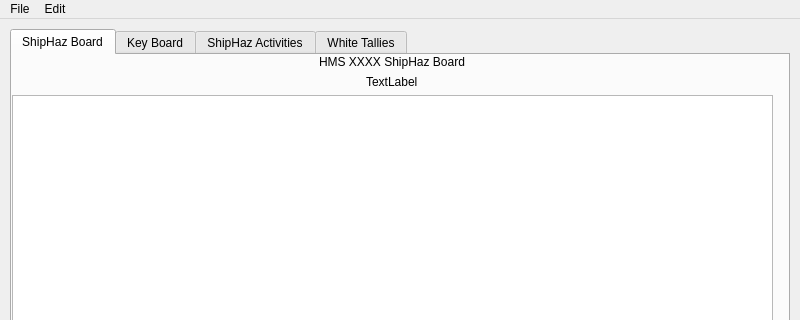
The window that mainWindow.ui (Wod1n/eShipHaz) describes before a commit, drawn with Qt 5; both pictures show x 0 to 800 and y 0 to 320 of the 800 by 600 pixel window.
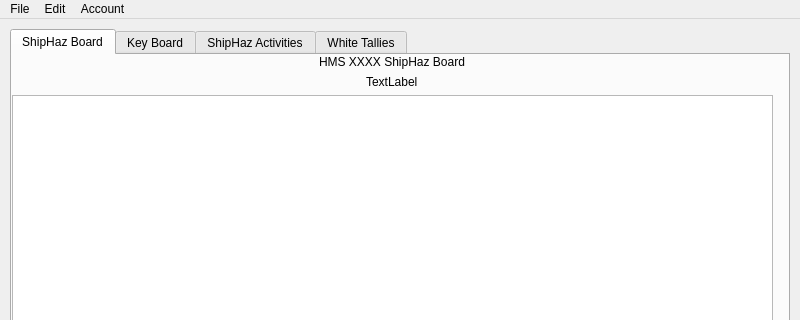
The same window after the commit.

```diff
--- a/mainWindow.ui
+++ b/mainWindow.ui
@@ -293,8 +293,16 @@
      <string>Edit</string>
     </property>
    </widget>
+   <widget class="QMenu" name="menuAccount">
+    <property name="title">
+     <string>Account</string>
+    </property>
+    <addaction name="actionChangePassword"/>
+    <addaction name="actionChangeSCP"/>
+   </widget>
    <addaction name="menuFile"/>
    <addaction name="menuEdit"/>
+   <addaction name="menuAccount"/>
   </widget>
   <widget class="QStatusBar" name="statusbar"/>
   <action name="actionChangeUser">
```
Left out of the diff: 67 changed lines with no effect on the pictures.
